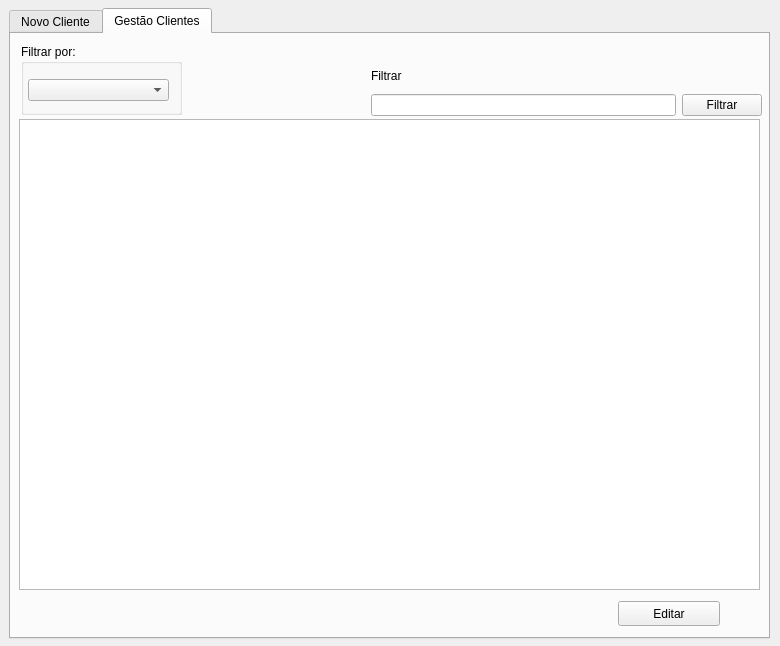
Above: frm_gestaoclientes.ui from ustop0/TCC before the change. Below: the same form after it.
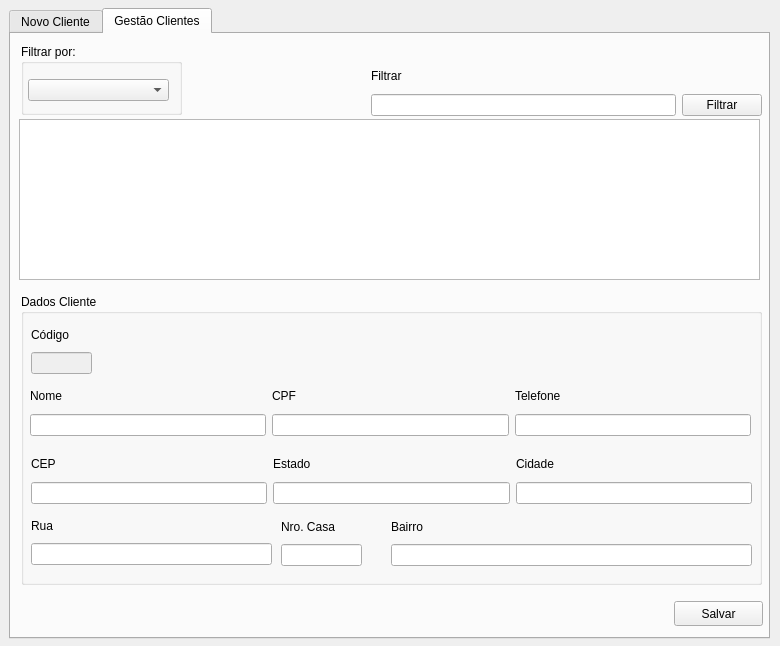
That is the form after the change. The open tabs and pages were chosen to show the change.

Commit message:
Modificação no gestão dos clientes e começo do desenvolvimento da tela de fornecedores
Foi modificada a forma de mostrar os clientes na tela de gestão, porém ainda continua com diversos problemas.
Inicio do desenvolvimento de tela de fornecedores

```diff
--- a/frm_gestaoclientes.ui
+++ b/frm_gestaoclientes.ui
@@ -260,7 +260,7 @@
        <x>8</x>
        <y>85</y>
        <width>741</width>
-       <height>471</height>
+       <height>161</height>
       </rect>
      </property>
     </widget>
@@ -325,17 +325,230 @@
       </item>
      </layout>
     </widget>
-    <widget class="QPushButton" name="btn_ge_editar">
+    <widget class="QGroupBox" name="groupBox_2">
      <property name="geometry">
       <rect>
-       <x>607</x>
+       <x>10</x>
+       <y>260</y>
+       <width>741</width>
+       <height>291</height>
+      </rect>
+     </property>
+     <property name="title">
+      <string>Dados Cliente</string>
+     </property>
+     <widget class="QWidget" name="layoutWidget_6">
+      <property name="geometry">
+       <rect>
+        <x>10</x>
+        <y>221</y>
+        <width>241</width>
+        <height>50</height>
+       </rect>
+      </property>
+      <layout class="QVBoxLayout" name="verticalLayout_10">
+       <item>
+        <widget class="QLabel" name="label_9">
+         <property name="text">
+          <string>Rua</string>
+         </property>
+        </widget>
+       </item>
+       <item>
+        <widget class="QLineEdit" name="txt_ge_rua"/>
+       </item>
+      </layout>
+     </widget>
+     <widget class="QWidget" name="layoutWidget_7">
+      <property name="geometry">
+       <rect>
+        <x>260</x>
+        <y>222</y>
+        <width>81</width>
+        <height>50</height>
+       </rect>
+      </property>
+      <layout class="QVBoxLayout" name="verticalLayout_11">
+       <item>
+        <widget class="QLabel" name="label_3">
+         <property name="text">
+          <string>Nro. Casa</string>
+         </property>
+        </widget>
+       </item>
+       <item>
+        <widget class="QLineEdit" name="txt_ge_nrocasa"/>
+       </item>
+      </layout>
+     </widget>
+     <widget class="QWidget" name="layoutWidget_8">
+      <property name="geometry">
+       <rect>
+        <x>370</x>
+        <y>222</y>
+        <width>361</width>
+        <height>50</height>
+       </rect>
+      </property>
+      <layout class="QVBoxLayout" name="verticalLayout_12">
+       <item>
+        <widget class="QLabel" name="label_10">
+         <property name="text">
+          <string>Bairro</string>
+         </property>
+        </widget>
+       </item>
+       <item>
+        <widget class="QLineEdit" name="txt_ge_bairro"/>
+       </item>
+      </layout>
+     </widget>
+     <widget class="QWidget" name="layoutWidget_9">
+      <property name="geometry">
+       <rect>
+        <x>9</x>
+        <y>90</y>
+        <width>721</width>
+        <height>52</height>
+       </rect>
+      </property>
+      <layout class="QHBoxLayout" name="horizontalLayout_3">
+       <item>
+        <layout class="QVBoxLayout" name="verticalLayout_13">
+         <item>
+          <widget class="QLabel" name="label_11">
+           <property name="text">
+            <string>Nome</string>
+           </property>
+          </widget>
+         </item>
+         <item>
+          <widget class="QLineEdit" name="txt_ge_nome"/>
+         </item>
+        </layout>
+       </item>
+       <item>
+        <layout class="QVBoxLayout" name="verticalLayout_14">
+         <item>
+          <widget class="QLabel" name="lb_ge_cpf">
+           <property name="text">
+            <string>CPF</string>
+           </property>
+          </widget>
+         </item>
+         <item>
+          <widget class="QLineEdit" name="txt_ge_cpf"/>
+         </item>
+        </layout>
+       </item>
+       <item>
+        <layout class="QVBoxLayout" name="verticalLayout_15">
+         <item>
+          <widget class="QLabel" name="label_12">
+           <property name="text">
+            <string>Telefone</string>
+           </property>
+          </widget>
+         </item>
+         <item>
+          <widget class="QLineEdit" name="txt_ge_telefone"/>
+         </item>
+        </layout>
+       </item>
+      </layout>
+     </widget>
+     <widget class="QWidget" name="layoutWidget_10">
+      <property name="geometry">
+       <rect>
+        <x>10</x>
+        <y>158</y>
+        <width>721</width>
+        <height>52</height>
+       </rect>
+      </property>
+      <layout class="QHBoxLayout" name="horizontalLayout_5">
+       <item>
+        <layout class="QVBoxLayout" name="verticalLayout_16">
+         <item>
+          <widget class="QLabel" name="lb_ge_cep">
+           <property name="text">
+            <string>CEP</string>
+           </property>
+          </widget>
+         </item>
+         <item>
+          <widget class="QLineEdit" name="txt_ge_cep"/>
+         </item>
+        </layout>
+       </item>
+       <item>
+        <layout class="QVBoxLayout" name="verticalLayout_17">
+         <item>
+          <widget class="QLabel" name="label_13">
+           <property name="text">
+            <string>Estado</string>
+           </property>
+          </widget>
+         </item>
+         <item>
+          <widget class="QLineEdit" name="txt_ge_estado"/>
+         </item>
+        </layout>
+       </item>
+       <item>
+        <layout class="QVBoxLayout" name="verticalLayout_20">
+         <item>
+          <widget class="QLabel" name="label_14">
+           <property name="text">
+            <string>Cidade</string>
+           </property>
+          </widget>
+         </item>
+         <item>
+          <widget class="QLineEdit" name="txt_ge_cidade"/>
+         </item>
+        </layout>
+       </item>
+      </layout>
+     </widget>
+     <widget class="QWidget" name="layoutWidget_2">
+      <property name="geometry">
+       <rect>
+        <x>10</x>
+        <y>30</y>
+        <width>61</width>
+        <height>50</height>
+       </rect>
+      </property>
+      <layout class="QVBoxLayout" name="verticalLayout_21">
+       <item>
+        <widget class="QLabel" name="label_15">
+         <property name="text">
+          <string>Código</string>
+         </property>
+        </widget>
+       </item>
+       <item>
+        <widget class="QLineEdit" name="txt_ge_codigo">
+         <property name="enabled">
+          <bool>false</bool>
+         </property>
+        </widget>
+       </item>
+      </layout>
+     </widget>
+    </widget>
+    <widget class="QPushButton" name="btn_ge_salvar">
+     <property name="geometry">
+      <rect>
+       <x>663</x>
        <y>567</y>
-       <width>102</width>
+       <width>89</width>
        <height>25</height>
       </rect>
      </property>
      <property name="text">
-      <string>Editar</string>
+      <string>Salvar</string>
      </property>
     </widget>
    </widget>
```
Left out of the diff: 12 changed lines with no effect on the pictures. The commit also changes 12 other files.
